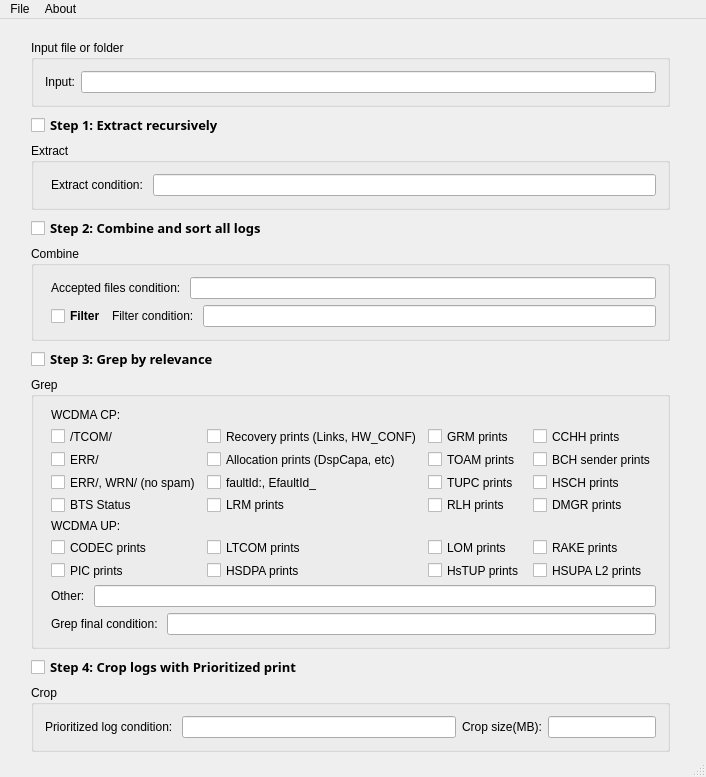
Above: WcdmaTools/WcdmaTools/src/WcdmaTools.ui from aprgproject/aprg before the change. Below: the same form after it.
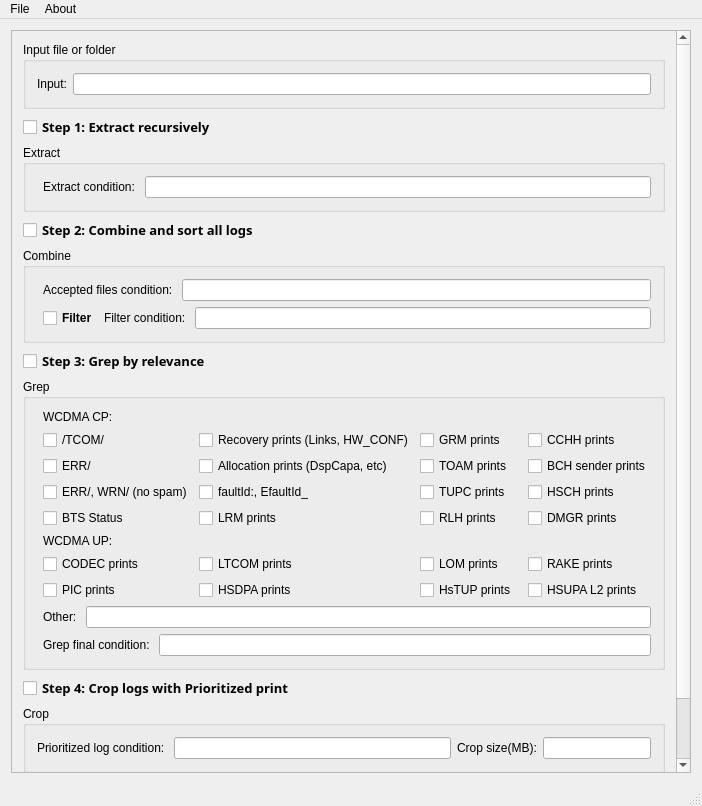
That is the form after the change.

```diff
--- a/WcdmaTools/WcdmaTools/src/WcdmaTools.ui
+++ b/WcdmaTools/WcdmaTools/src/WcdmaTools.ui
@@ -6,29 +6,42 @@
    <rect>
     <x>0</x>
     <y>0</y>
-    <width>706</width>
-    <height>777</height>
+    <width>702</width>
+    <height>806</height>
    </rect>
   </property>
   <property name="sizePolicy">
-   <sizepolicy hsizetype="Fixed" vsizetype="Fixed">
+   <sizepolicy hsizetype="Preferred" vsizetype="Preferred">
     <horstretch>0</horstretch>
     <verstretch>0</verstretch>
-   </sizepolicy>
-  </property>
+   </sizepolicy>  </property>
   <property name="windowTitle">
    <string>WcdmaTools</string>
   </property>
   <widget class="QWidget" name="centralWidget">
-   <widget class="QWidget" name="verticalLayoutWidget">
+   <property name="sizePolicy">
+    <sizepolicy hsizetype="Expanding" vsizetype="Expanding">
+     <horstretch>0</horstretch>
+     <verstretch>0</verstretch>
+    </sizepolicy>
+   </property>
+   <layout class="QGridLayout" name="gridLayout_3">
+    <item row="0" column="0">
+     <widget class="QScrollArea" name="scrollArea">
+      <property name="widgetResizable">
+       <bool>true</bool>
+      </property>
+      <widget class="QWidget" name="scrollAreaWidgetContents">
     <property name="geometry">
      <rect>
-      <x>20</x>
-      <y>10</y>
-      <width>661</width>
-      <height>790</height>
-     </rect>
-    </property>
+         <x>0</x>
+         <y>0</y>
+         <width>682</width>
+         <height>745</height>
+        </rect>
+       </property>
+       <layout class="QGridLayout" name="gridLayout">
+        <item row="0" column="0">
     <layout class="QFormLayout" name="formLayout_3">
      <property name="fieldGrowthPolicy">
       <enum>QFormLayout::AllNonFixedFieldsGrow</enum>
@@ -486,6 +499,13 @@
        </layout>
       </widget>
      </item>
+          <item row="11" column="0" colspan="2">
+           <widget class="QProgressBar" name="progressBar">
+            <property name="value">
+             <number>24</number>
+            </property>
+           </widget>
+          </item>
      <item row="12" column="0" colspan="2">
       <layout class="QHBoxLayout" name="horizontalLayout_6">
        <item>
@@ -523,26 +543,22 @@
        </item>
       </layout>
      </item>
-     <item row="11" column="0" colspan="2">
-      <widget class="QProgressBar" name="progressBar">
-       <property name="value">
-        <number>24</number>
-       </property>
-      </widget>
+         </layout>
      </item>
     </layout>
    </widget>
+     </widget>
+    </item>
+   </layout>
   </widget>
   <widget class="QMenuBar" name="menuBar">
-   <property name="geometry">
-    <rect>
+   <property name="geometry">    <rect>
      <x>0</x>
      <y>0</y>
-     <width>706</width>
+     <width>702</width>
      <height>21</height>
     </rect>
-   </property>
-   <widget class="QMenu" name="menuFile">
+   </property>   <widget class="QMenu" name="menuFile">
     <property name="title">
      <string>File</string>
     </property>
```
Lines whose indentation alone changed are shown as unchanged.
